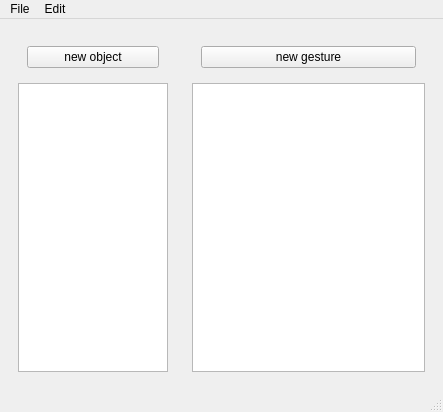
Above: src/MainWindow.ui from uiii/GeconPC before the change. Below: the same form after it.
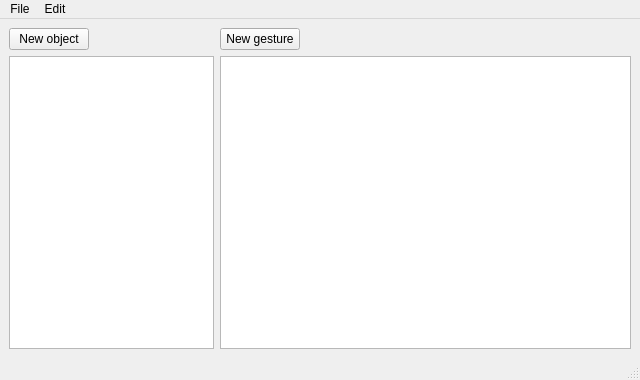
That is the form after the change.

Commit message: state gesture dialog almost done

The edit to the form file:
```diff
--- a/src/MainWindow.ui
+++ b/src/MainWindow.ui
@@ -6,33 +6,62 @@
    <rect>
     <x>0</x>
     <y>0</y>
-    <width>443</width>
-    <height>412</height>
+    <width>640</width>
+    <height>380</height>
    </rect>
   </property>
+  <property name="minimumSize">
+   <size>
+    <width>640</width>
+    <height>380</height>
+   </size>
+  </property>
   <property name="windowTitle">
    <string>MainWindow</string>
   </property>
   <widget class="QWidget" name="centralwidget">
-   <layout class="QHBoxLayout" name="horizontalLayout" stretch="2,3">
+   <layout class="QHBoxLayout" name="horizontalLayout" stretch="2,4">
     <item>
      <widget class="QWidget" name="widget" native="true">
       <layout class="QVBoxLayout" name="verticalLayout_2">
+       <property name="margin">
+        <number>0</number>
+       </property>
        <item>
         <widget class="QWidget" name="widget_3" native="true">
          <layout class="QHBoxLayout" name="horizontalLayout_3">
+          <property name="margin">
+           <number>0</number>
+          </property>
           <item>
            <widget class="QPushButton" name="newObjectButton">
             <property name="text">
-             <string>new object</string>
+             <string>New object</string>
             </property>
            </widget>
           </item>
+          <item>
+           <spacer name="horizontalSpacer_2">
+            <property name="orientation">
+             <enum>Qt::Horizontal</enum>
+            </property>
+            <property name="sizeHint" stdset="0">
+             <size>
+              <width>40</width>
+              <height>20</height>
+             </size>
+            </property>
+           </spacer>
+          </item>
          </layout>
         </widget>
        </item>
        <item>
-        <widget class="QListView" name="listView"/>
+        <widget class="QListView" name="objectView">
+         <property name="selectionMode">
+          <enum>QAbstractItemView::MultiSelection</enum>
+         </property>
+        </widget>
        </item>
       </layout>
      </widget>
@@ -40,21 +69,46 @@
     <item>
      <widget class="QWidget" name="widget_2" native="true">
       <layout class="QVBoxLayout" name="verticalLayout">
+       <property name="margin">
+        <number>0</number>
+       </property>
        <item>
         <widget class="QWidget" name="widget_4" native="true">
+         <property name="minimumSize">
+          <size>
+           <width>0</width>
+           <height>0</height>
+          </size>
+         </property>
          <layout class="QHBoxLayout" name="horizontalLayout_2">
+          <property name="margin">
+           <number>0</number>
+          </property>
           <item>
            <widget class="QPushButton" name="newGestureButton">
             <property name="text">
-             <string>new gesture</string>
+             <string>New gesture</string>
             </property>
            </widget>
           </item>
+          <item>
+           <spacer name="horizontalSpacer">
+            <property name="orientation">
+             <enum>Qt::Horizontal</enum>
+            </property>
+            <property name="sizeHint" stdset="0">
+             <size>
+              <width>40</width>
+              <height>20</height>
+             </size>
+            </property>
+           </spacer>
+          </item>
          </layout>
         </widget>
        </item>
        <item>
-        <widget class="QTreeView" name="treeView"/>
+        <widget class="QListView" name="gestureView"/>
        </item>
       </layout>
      </widget>
@@ -66,7 +120,7 @@
     <rect>
      <x>0</x>
      <y>0</y>
-     <width>443</width>
+     <width>640</width>
      <height>19</height>
     </rect>
    </property>
```
The commit also changes 27 other files.
